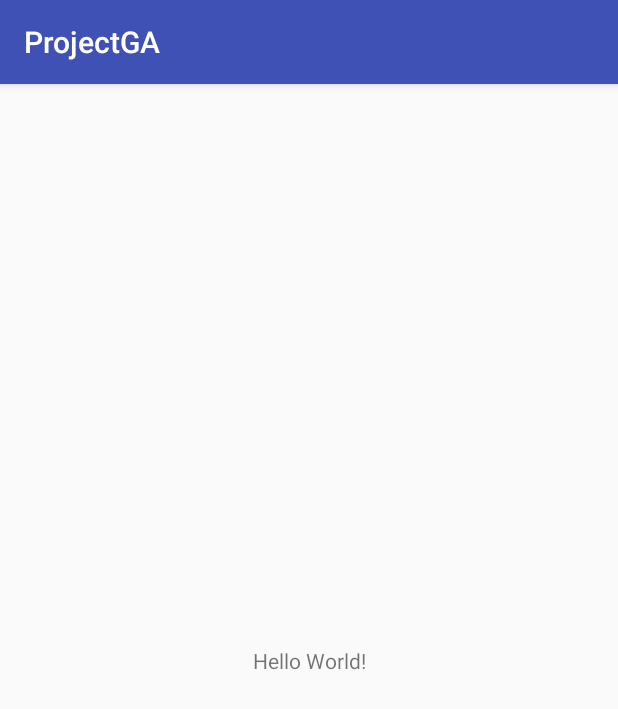
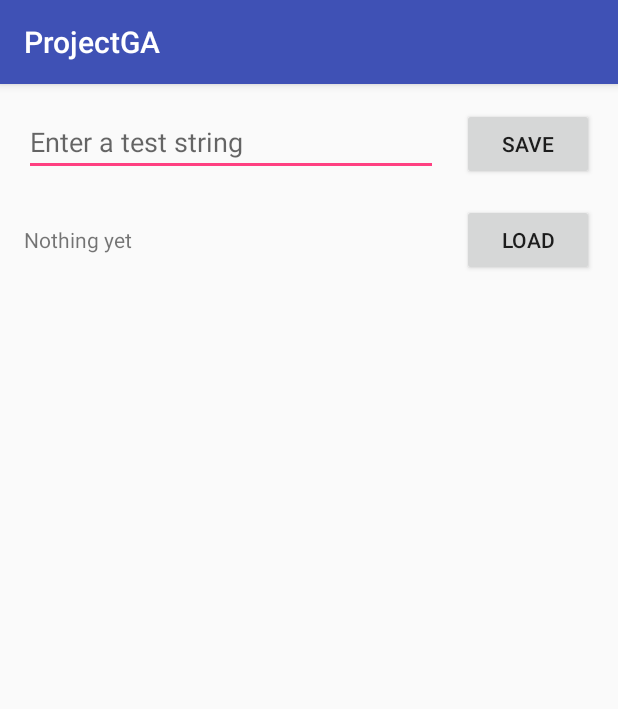
Before and after one commit to bibekkhatakho/Project-GA, an Android app: the screen it shows after launch (MainActivity), on a phone screen of 412 x 824 dp. Shown: the top 709 px of the screen. Run offline under Robolectric (Android 15) with nearby library versions, the light colour scheme and no system bars.

Commit message:
Added basic support for firebase realtime database.

```diff
--- a/app/build.gradle
+++ b/app/build.gradle
@@ -31,4 +31,5 @@ dependencies {
 }
 
 
+
 apply plugin: 'com.google.gms.google-services'
--- a/app/src/main/res/layout/activity_main.xml
+++ b/app/src/main/res/layout/activity_main.xml
@@ -6,13 +6,50 @@
     android:layout_height="match_parent"
     tools:context="com.project.group.projectga.MainActivity">
 
-    <TextView
+    <EditText
+        android:id="@+id/editText"
+        android:layout_width="0dp"
+        android:layout_height="wrap_content"
+        android:layout_marginTop="16dp"
+        android:ems="10"
+        android:hint="@string/edit_test"
+        android:inputType="textPersonName"
+        app:layout_constraintLeft_toLeftOf="parent"
+        app:layout_constraintTop_toTopOf="parent"
+        android:layout_marginLeft="16dp"
+        app:layout_constraintRight_toLeftOf="@+id/button2"
+        android:layout_marginRight="16dp" />
+
+    <Button
+        android:id="@+id/button2"
         android:layout_width="wrap_content"
         android:layout_height="wrap_content"
-        android:text="Hello World!"
-        app:layout_constraintBottom_toBottomOf="parent"
+        android:layout_marginRight="16dp"
+        android:onClick="saveButton"
+        android:text="@string/button_save_test"
+        app:layout_constraintBaseline_toBaselineOf="@+id/editText"
+        app:layout_constraintRight_toRightOf="parent" />
+
+    <TextView
+        android:id="@+id/textView"
+        android:layout_width="0dp"
+        android:layout_height="wrap_content"
+        android:layout_marginLeft="16dp"
+        android:layout_marginRight="16dp"
+        android:text="Nothing yet"
+        app:layout_constraintBaseline_toBaselineOf="@+id/button3"
+        app:layout_constraintHorizontal_bias="0.0"
         app:layout_constraintLeft_toLeftOf="parent"
+        app:layout_constraintRight_toLeftOf="@+id/button3" />
+
+    <Button
+        android:id="@+id/button3"
+        android:layout_width="wrap_content"
+        android:layout_height="wrap_content"
+        android:layout_marginRight="16dp"
+        android:layout_marginTop="16dp"
+        android:onClick="loadButton"
+        android:text="@string/button_load_test"
         app:layout_constraintRight_toRightOf="parent"
-        app:layout_constraintTop_toTopOf="parent" />
-
+        app:layout_constraintTop_toBottomOf="@+id/button2" />
 </android.support.constraint.ConstraintLayout>
```
